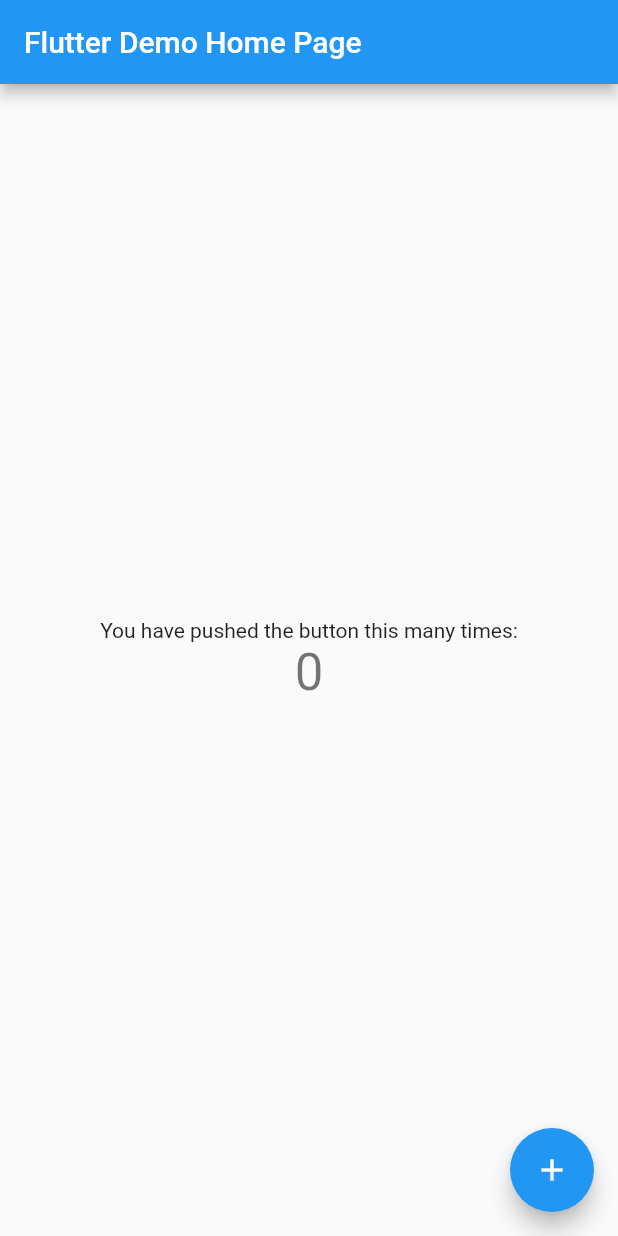
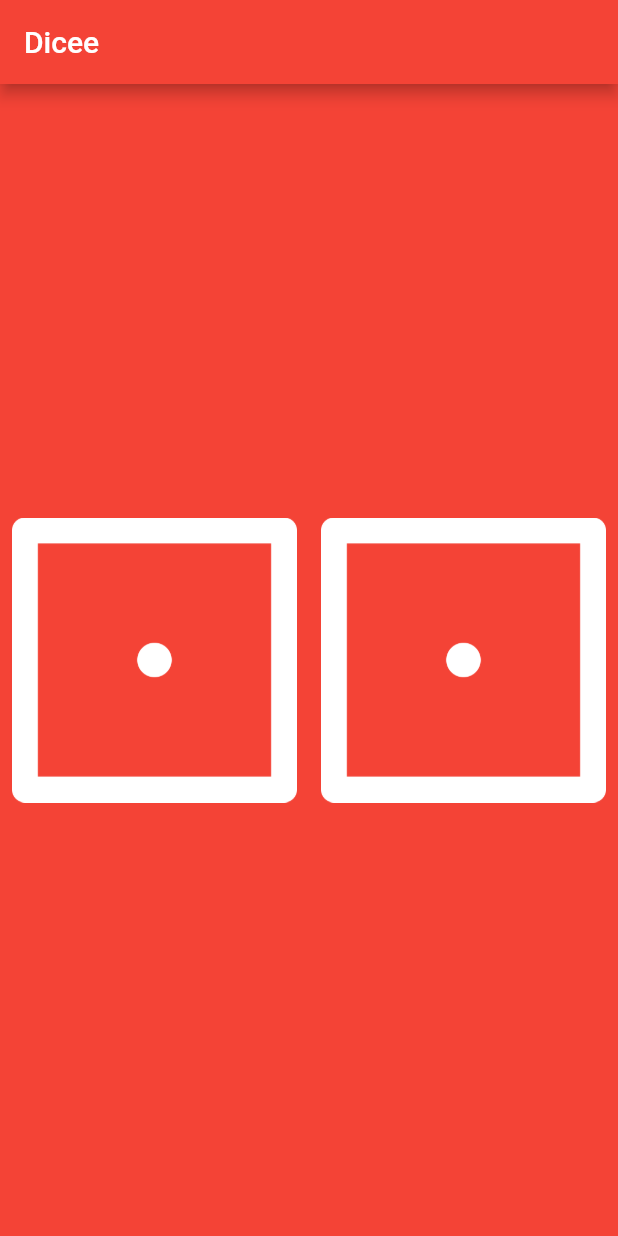
Before and after one commit to SalahBkd/flutter-training, a Flutter app: the screen it shows after launch, on a phone screen of 412 x 824 dp. Run offline on Flutter 3.47's test engine with Material 2 defaults, Android fonts, the light colour scheme and no system bars.

Commit message:
add stateful widget

```diff
--- a/lib/main.dart
+++ b/lib/main.dart
@@ -1,65 +1,56 @@
 import 'package:flutter/material.dart';
+import 'dart:math';
 
 void main() {
-  runApp(MyApp());
+  return runApp(
+    MaterialApp(
+      home: Scaffold(
+        backgroundColor: Colors.red,
+        appBar: AppBar(
+          title: Text('Dicee'),
+          backgroundColor: Colors.red,
+        ),
+        body: DicePage(),
+      ),
+    ),
+  );
 }
 
-class MyApp extends StatelessWidget {
-  // This widget is the root of your application.
+class DicePage extends StatefulWidget {
   @override
-  Widget build(BuildContext context) {
-    return MaterialApp(
-      title: 'Flutter Demo',
-      theme: ThemeData(
-        primarySwatch: Colors.blue,
-      ),
-      home: MyHomePage(title: 'Flutter Demo Home Page'),
-    );
-  }
+  _DicePageState createState() => _DicePageState();
 }
 
-class MyHomePage extends StatefulWidget {
-  MyHomePage({Key key, this.title}) : super(key: key);
-  final String title;
-
-  @override
-  _MyHomePageState createState() => _MyHomePageState();
-}
-
-class _MyHomePageState extends State<MyHomePage> {
-  int _counter = 0;
-
-  void _incrementCounter() {
-    setState(() {
-      _counter++;
-    });
-  }
+class _DicePageState extends State<DicePage> {
+  int leftDiceNum = 1;
+  int rightDiceNum = 1;
 
   @override
   Widget build(BuildContext context) {
-    return Scaffold(
-      appBar: AppBar(
-        title: Text(widget.title),
+    return Center(
+      child: Row(
+        children: [
+          Expanded(
+            child: TextButton(
+              child: Image.asset('images/dice$leftDiceNum.png'), onPressed: () {
+              generateDicees();
+            },),
+          ),
+          Expanded(
+            child: TextButton(
+              child: Image.asset('images/dice$rightDiceNum.png'), onPressed: () {
+              generateDicees();
+            },),
+          ),
+        ],
       ),
-      body: Center(
-        child: Column(
-          mainAxisAlignment: MainAxisAlignment.center,
-          children: <Widget>[
-            Text(
-              'You have pushed the button this many times:',
-            ),
-            Text(
-              '$_counter',
-              style: Theme.of(context).textTheme.headline4,
-            ),
-          ],
-        ),
-      ),
-      floatingActionButton: FloatingActionButton(
-        onPressed: _incrementCounter,
-        tooltip: 'Increment',
-        child: Icon(Icons.add),
-      ), // This trailing comma makes auto-formatting nicer for build methods.
     );
   }
+
+  void generateDicees() {
+    setState(() {
+      rightDiceNum = Random().nextInt(6) + 1;
+      leftDiceNum = Random().nextInt(6) + 1;
+    });
+  }
 }
```
Also changed, not shown: pubspec.yaml (+25 -26 lines), images/dice1.png (added), images/dice2.png (added), images/dice3.png (added), images/dice4.png (added), images/dice5.png (added), images/dice6.png (added), 1 other file.
